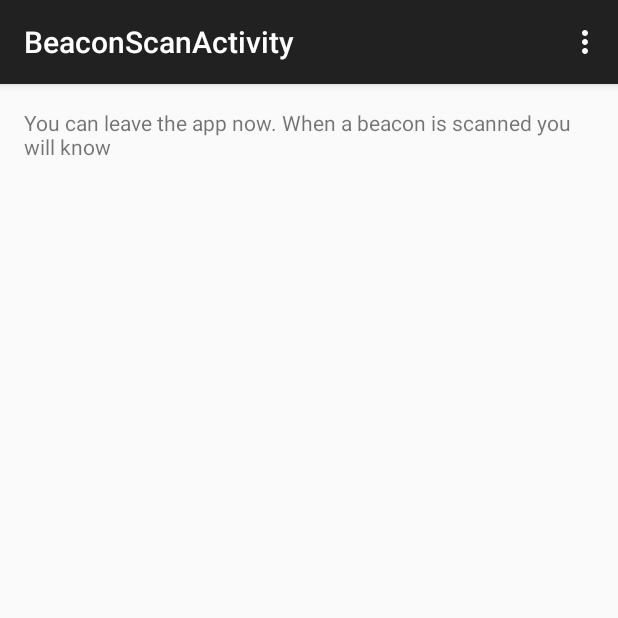
After one commit to samfcmc/master-thesis, an Android app: the BeaconScanActivity screen opened directly, with no data from a screen before it, on a phone screen of 412 x 824 dp, the top half of it. The commit adds this screen. Run offline under Robolectric (Android 15) with nearby library versions, the phone set to English and light mode, and no system bars; libraries missing offline, so code that uses them is left out: org.altbeacon.beacon; 1 statement that could not run was skipped.

Commit message:
Created activity for beacon scanning

```diff
--- a/SmartPlacesClientApp/app/src/main/AndroidManifest.xml
+++ b/SmartPlacesClientApp/app/src/main/AndroidManifest.xml
@@ -39,6 +39,10 @@
                 android:name="android.support.PARENT_ACTIVITY"
                 android:value="com.sam.smartplacesclientapp.ui.MainActivity" />
         </activity>
+        <activity
+            android:name=".ui.BeaconScanActivity"
+            android:label="@string/title_activity_beacon_scan" >
+        </activity>
     </application>
 
 </manifest>
--- a/SmartPlacesClientApp/app/src/main/java/com/sam/smartplacesclientapp/bluetooth/BeaconsManager.java
+++ b/SmartPlacesClientApp/app/src/main/java/com/sam/smartplacesclientapp/bluetooth/BeaconsManager.java
@@ -1,4 +1,6 @@
 package com.sam.smartplacesclientapp.bluetooth;
+
+import android.app.Activity;
 
 import java.util.Collection;
 
@@ -6,7 +8,7 @@ import java.util.Collection;
  *
  */
 public interface BeaconsManager<BeaconType> {
-    public void startScan(BeaconScanCallback<BeaconType> callback);
+    public void startScan(Activity activity, BeaconScanCallback<BeaconType> callback);
     public void stopScan();
     public void unbind();
     public BeaconType getNearestBeacon(Collection<BeaconType> beacons);
--- /dev/null
+++ b/SmartPlacesClientApp/app/src/main/java/com/sam/smartplacesclientapp/ui/BeaconScanActivity.java
@@ -0,0 +1,96 @@
+package com.sam.smartplacesclientapp.ui;
+
+import android.support.v7.app.ActionBarActivity;
+import android.os.Bundle;
+import android.view.Menu;
+import android.view.MenuItem;
+import android.widget.Toast;
+
+import com.sam.smartplacesclientapp.R;
+import com.sam.smartplacesclientapp.SmartPlacesApplication;
+import com.sam.smartplacesclientapp.bluetooth.BeaconsManager;
+import com.sam.smartplacesclientapp.bluetooth.ibeacon.IBeaconScanCallback;
+import com.sam.smartplacesclientapp.bluetooth.ibeacon.IBeaconsManager;
+import com.sam.smartplacesclientapp.datastore.callback.BeaconCallback;
+import com.sam.smartplacesclientapp.datastore.object.BeaconObject;
+
+import org.altbeacon.beacon.Beacon;
+
+import java.util.Collection;
+
+
+public class BeaconScanActivity extends ActionBarActivity implements IBeaconScanCallback {
+
+    private SmartPlacesApplication application;
+
+    @Override
+    protected void onCreate(Bundle savedInstanceState) {
+        super.onCreate(savedInstanceState);
+        setContentView(R.layout.activity_beacon_scan);
+        this.application = (SmartPlacesApplication) getApplication();
+        this.application.getBeaconsManager().startScan(this, this);
+    }
+
+    @Override
+    public boolean onCreateOptionsMenu(Menu menu) {
+        // Inflate the menu; this adds items to the action bar if it is present.
+        getMenuInflater().inflate(R.menu.menu_beacon_scan, menu);
+        return true;
+    }
+
+    @Override
+    public boolean onOptionsItemSelected(MenuItem item) {
+        // Handle action bar item clicks here. The action bar will
+        // automatically handle clicks on the Home/Up button, so long
+        // as you specify a parent activity in AndroidManifest.xml.
+        int id = item.getItemId();
+
+        //noinspection SimplifiableIfStatement
+        if (id == R.id.action_turn_of_bt) {
+            this.application.getBeaconsManager().stopScan();
+            return true;
+        }
+
+        return super.onOptionsItemSelected(item);
+    }
+
+    @Override
+    public void beaconsFound(Collection<Beacon> beacons) {
+        BeaconsManager<Beacon> beaconsManager = this.application.getBeaconsManager();
+        if(!beacons.isEmpty()) {
+            Beacon beacon = beaconsManager.getNearestBeacon(beacons);
+            logToDisplay("Error stoping ranging beacons");
+            String uuid = beacon.getId1().toHexString();
+            int major = beacon.getId2().toInt();
+            int minor = beacon.getId3().toInt();
+            this.application.getDataStore().getBeaon(uuid, major, minor, new BeaconCallback() {
+                @Override
+                public void done(BeaconObject object) {
+                    if(object == null) {
+                        logToDisplay("Beacon not found");
+                    }
+                    else {
+                        logToDisplay(object.getObject().toString());
+                    }
+
+                }
+            });
+            logToDisplay("Detected beacon " + beacon.getId1().toHexString());
+        }
+    }
+
+    private void logToDisplay(final String message) {
+        runOnUiThread(new Runnable() {
+            @Override
+            public void run() {
+                Toast.makeText(BeaconScanActivity.this, message, Toast.LENGTH_SHORT).show();
+            }
+        });
+    }
+
+    @Override
+    protected void onDestroy() {
+        super.onDestroy();
+        this.application.getBeaconsManager().unbind();
+    }
+}
--- a/SmartPlacesClientApp/app/src/main/java/com/sam/smartplacesclientapp/ui/MainActivity.java
+++ b/SmartPlacesClientApp/app/src/main/java/com/sam/smartplacesclientapp/ui/MainActivity.java
@@ -42,7 +42,6 @@ import java.util.Collection;
 
 public class MainActivity extends ActionBarActivity {
 
-    private Region region;
     private static final int REQUEST_LOGIN = SmartPlacesApplication.REQUEST_LOGIN;
     private SmartPlacesApplication application;
 
--- /dev/null
+++ b/SmartPlacesClientApp/app/src/main/res/layout/activity_beacon_scan.xml
@@ -0,0 +1,13 @@
+<RelativeLayout xmlns:android="http://schemas.android.com/apk/res/android"
+    xmlns:tools="http://schemas.android.com/tools" android:layout_width="match_parent"
+    android:layout_height="match_parent" android:paddingLeft="@dimen/activity_horizontal_margin"
+    android:paddingRight="@dimen/activity_horizontal_margin"
+    android:paddingTop="@dimen/activity_vertical_margin"
+    android:paddingBottom="@dimen/activity_vertical_margin"
+    tools:context="com.sam.smartplacesclientapp.ui.BeaconScanActivity">
+
+    <TextView android:text="@string/beacon_scan_message"
+        android:layout_width="wrap_content"
+        android:layout_height="wrap_content" />
+
+</RelativeLayout>
--- /dev/null
+++ b/SmartPlacesClientApp/app/src/main/res/menu/menu_beacon_scan.xml
@@ -0,0 +1,9 @@
+<menu xmlns:android="http://schemas.android.com/apk/res/android"
+    xmlns:app="http://schemas.android.com/apk/res-auto"
+    xmlns:tools="http://schemas.android.com/tools"
+    tools:context="com.sam.smartplacesclientapp.ui.BeaconScanActivity">
+    <item android:id="@+id/action_turn_of_bt"
+        android:title="@string/action_turn_of_bt"
+        android:orderInCategory="100"
+        app:showAsAction="never" />
+</menu>
--- a/SmartPlacesClientApp/app/src/main/res/values/strings.xml
+++ b/SmartPlacesClientApp/app/src/main/res/values/strings.xml
@@ -6,4 +6,7 @@
     <string name="login">Login</string>
     <string name="title_activity_turn_on_bluetooth">TurnOnBluetoothActivity</string>
     <string name="ask_turn_on_bluetooth">In order to enjoy the full experience you need to turn on Bluetooth</string>
+    <string name="title_activity_beacon_scan">BeaconScanActivity</string>
+    <string name="beacon_scan_message">You can leave the app now. When a beacon is scanned you will know</string>
+    <string name="action_turn_of_bt">Turn off</string>
 </resources>
```
Also changed, not shown: SmartPlacesClientApp/app/src/main/java/com/sam/smartplacesclientapp/SmartPlacesApplication.java (+10 -0 lines), SmartPlacesClientApp/app/src/main/java/com/sam/smartplacesclientapp/bluetooth/ibeacon/IBeaconsManager.java (+8 -5 lines), SmartPlacesClientApp/app/src/main/java/com/sam/smartplacesclientapp/ui/TurnOnBluetoothActivity.java (+7 -10 lines).
